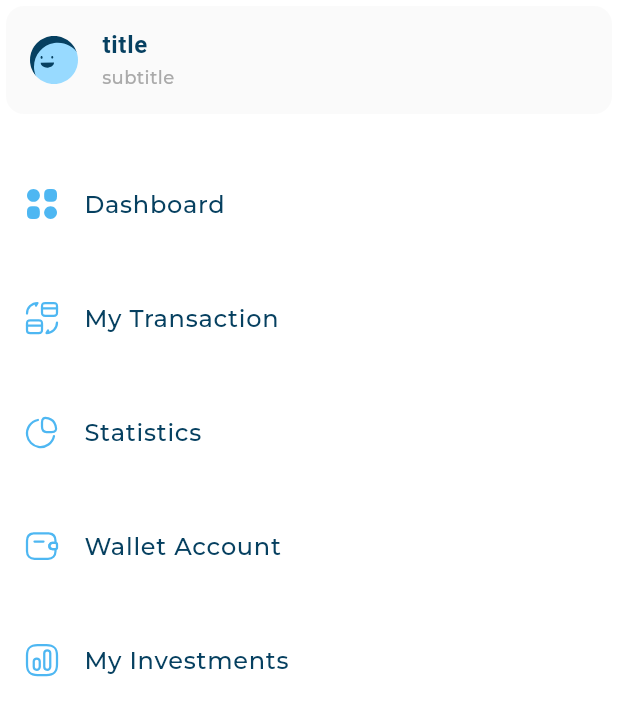
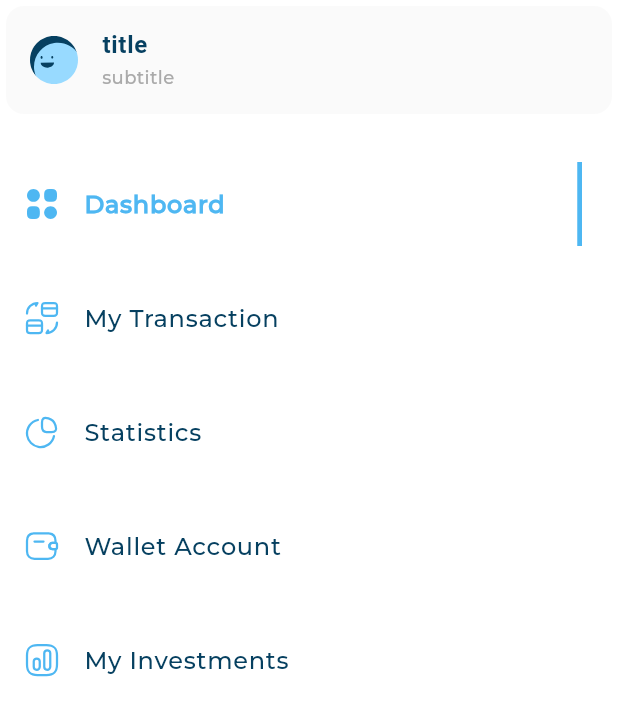
Before and after one commit to Adham167/responsive_dash_board, a Flutter app: the DashboardDesktopLayout screen opened directly, on a phone screen of 412 x 824 dp. Shown: the top 716 px of the screen. Run offline on Flutter 3.47's test engine with Material 3 defaults, Android fonts, the phone set to English and light mode, and no system bars; our stand-ins replace flutter_svg; project files that could hold a hidden picture were left out.

Commit message:
Adding active and in active drawer item

```diff
--- /dev/null
+++ b/lib/widgets/active_and_inactive_item.dart
@@ -0,0 +1,36 @@
+import 'package:flutter/material.dart';
+import 'package:flutter_svg/svg.dart';
+import 'package:responsive_dash_board/models/drawer_item_model.dart';
+import 'package:responsive_dash_board/utils/app_styles.dart';
+
+class InActiveDrawerItem extends StatelessWidget {
+  const InActiveDrawerItem({super.key, required this.drawerItemModel});
+
+  final DrawerItemModel drawerItemModel;
+
+  @override
+  Widget build(BuildContext context) {
+    return ListTile(
+      leading: SvgPicture.asset(drawerItemModel.image),
+      title: Text(drawerItemModel.title, style: AppStyles.styleRegular16),
+    );
+  }
+}
+
+class ActiveDrawerItem extends StatelessWidget {
+  const ActiveDrawerItem({super.key, required this.drawerItemModel});
+
+  final DrawerItemModel drawerItemModel;
+
+  @override
+  Widget build(BuildContext context) {
+    return ListTile(
+      leading: SvgPicture.asset(drawerItemModel.image),
+      title: Text(drawerItemModel.title, style: AppStyles.styleBold16),
+      trailing: Container(
+        width: 3.17,
+        decoration: BoxDecoration(color: Color(0xFF4EB7F2)),
+      ),
+    );
+  }
+}
--- a/lib/widgets/custom_drawer.dart
+++ b/lib/widgets/custom_drawer.dart
@@ -1,19 +1,11 @@
 import 'package:flutter/material.dart';
-import 'package:responsive_dash_board/models/drawer_item_model.dart';
 import 'package:responsive_dash_board/utils/app_images.dart';
-import 'package:responsive_dash_board/widgets/drawer_item.dart';
+import 'package:responsive_dash_board/widgets/drawer_item_list_view.dart';
 import 'package:responsive_dash_board/widgets/user_info_list_tile.dart';
 
 class CustomDrawer extends StatelessWidget {
   const CustomDrawer({super.key});
 
-  static const List<DrawerItemModel> items = [
-    DrawerItemModel(title: "Dashboard", image: Assets.imagesDashboard),
-    DrawerItemModel(title: "My Transaction", image: Assets.imagesMyTransctions),
-    DrawerItemModel(title: "Statistics", image: Assets.imagesStatistics),
-    DrawerItemModel(title: "Wallet Account", image: Assets.imagesWalletAccount),
-    DrawerItemModel(title: "My Investments", image: Assets.imagesMyInvestments),
-  ];
   @override
   Widget build(BuildContext context) {
     return Container(
@@ -27,17 +19,7 @@ class CustomDrawer extends StatelessWidget {
           ),
           SizedBox(height: 8),
 
-          ListView.builder(
-            shrinkWrap: true,
-            physics: NeverScrollableScrollPhysics(),
-            itemCount: items.length,
-            itemBuilder: (context, index) {
-              return Padding(
-                padding: const EdgeInsets.only(top: 20.0),
-                child: DrawerItem(drawerItemModel: items[index]),
-              );
-            },
-          ),
+          DrawerItemListView(),
         ],
       ),
     );
--- a/lib/widgets/drawer_item.dart
+++ b/lib/widgets/drawer_item.dart
@@ -1,16 +1,19 @@
 import 'package:flutter/material.dart';
-import 'package:flutter_svg/svg.dart';
 import 'package:responsive_dash_board/models/drawer_item_model.dart';
-import 'package:responsive_dash_board/utils/app_styles.dart';
+import 'package:responsive_dash_board/widgets/active_and_inactive_item.dart';
 
 class DrawerItem extends StatelessWidget {
-  const DrawerItem({super.key, required this.drawerItemModel});
+  const DrawerItem({
+    super.key,
+    required this.drawerItemModel,
+    required this.isActive,
+  });
   final DrawerItemModel drawerItemModel;
+  final bool isActive;
   @override
   Widget build(BuildContext context) {
-    return ListTile(
-      leading:SvgPicture.asset(drawerItemModel.image),
-      title: Text(drawerItemModel.title,style: AppStyles.styleRegular16,),
-    );
+    return isActive
+        ? ActiveDrawerItem(drawerItemModel: drawerItemModel)
+        : InActiveDrawerItem(drawerItemModel: drawerItemModel);
   }
 }
--- /dev/null
+++ b/lib/widgets/drawer_item_list_view.dart
@@ -0,0 +1,48 @@
+import 'package:flutter/material.dart';
+import 'package:responsive_dash_board/models/drawer_item_model.dart';
+import 'package:responsive_dash_board/utils/app_images.dart';
+import 'package:responsive_dash_board/widgets/drawer_item.dart';
+
+class DrawerItemListView extends StatefulWidget {
+  const DrawerItemListView({super.key});
+
+  @override
+  State<DrawerItemListView> createState() => _DrawerItemListViewState();
+}
+
+class _DrawerItemListViewState extends State<DrawerItemListView> {
+  final List<DrawerItemModel> items = [
+    DrawerItemModel(title: "Dashboard", image: Assets.imagesDashboard),
+    DrawerItemModel(title: "My Transaction", image: Assets.imagesMyTransctions),
+    DrawerItemModel(title: "Statistics", image: Assets.imagesStatistics),
+    DrawerItemModel(title: "Wallet Account", image: Assets.imagesWalletAccount),
+    DrawerItemModel(title: "My Investments", image: Assets.imagesMyInvestments),
+  ];
+  int isActiveIndex = 0;
+  @override
+  Widget build(BuildContext context) {
+    return ListView.builder(
+      shrinkWrap: true,
+      physics: NeverScrollableScrollPhysics(),
+      itemCount: items.length,
+      itemBuilder: (context, index) {
+        return Padding(
+          padding: const EdgeInsets.only(top: 20.0),
+          child: GestureDetector(
+            onTap: () {
+              setState(() {
+                if (isActiveIndex != index) {
+                  isActiveIndex = index;
+                }
+              });
+            },
+            child: DrawerItem(
+              drawerItemModel: items[index],
+              isActive: isActiveIndex == index,
+            ),
+          ),
+        );
+      },
+    );
+  }
+}
```
